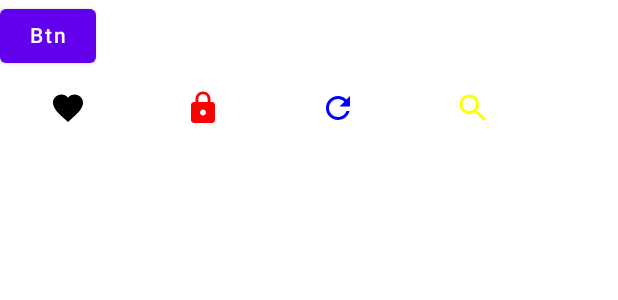
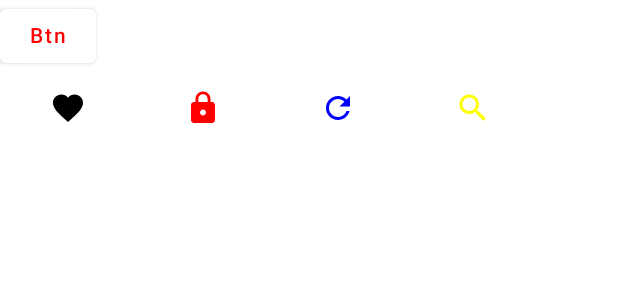
Before and after one commit to Nolions/ExerciseJetpackCompose, an Android app built with Jetpack Compose: the @Preview function DefaultPreview, on a phone screen of 412 x 824 dp. Shown: the top 300 px of the screen. Run offline under Robolectric (Android 15) with nearby library versions, the light colour scheme and no system bars.

Commit message:
[revise] setting coroe of btn(inlcue: background and content Color)

```diff
--- a/app/src/main/java/tw/nolions/exercisejetpackcompose/ButtonTestActivity.kt
+++ b/app/src/main/java/tw/nolions/exercisejetpackcompose/ButtonTestActivity.kt
@@ -9,10 +9,7 @@ import androidx.compose.foundation.layout.Column
 import androidx.compose.foundation.layout.Row
 import androidx.compose.foundation.layout.fillMaxWidth
 import androidx.compose.foundation.layout.width
-import androidx.compose.material.Button
-import androidx.compose.material.Icon
-import androidx.compose.material.IconButton
-import androidx.compose.material.Text
+import androidx.compose.material.*
 import androidx.compose.material.icons.Icons
 import androidx.compose.material.icons.filled.Favorite
 import androidx.compose.material.icons.filled.Lock
@@ -51,9 +48,15 @@ fun Button() {
     Column {
 
         Button(
-            onClick = { text.value = "btn clicked." }) {
+            onClick = { text.value = "btn clicked." },
+            colors = ButtonDefaults.buttonColors(
+                backgroundColor = Color.White,
+                contentColor = Color.Red,
+            )
+        ) {
             Text(text = "Btn")
         }
+
 
         Row(Modifier.fillMaxWidth()) {
             IconBtn(Icons.Filled.Favorite, iconBtnModifier, Color.Black) {
```
